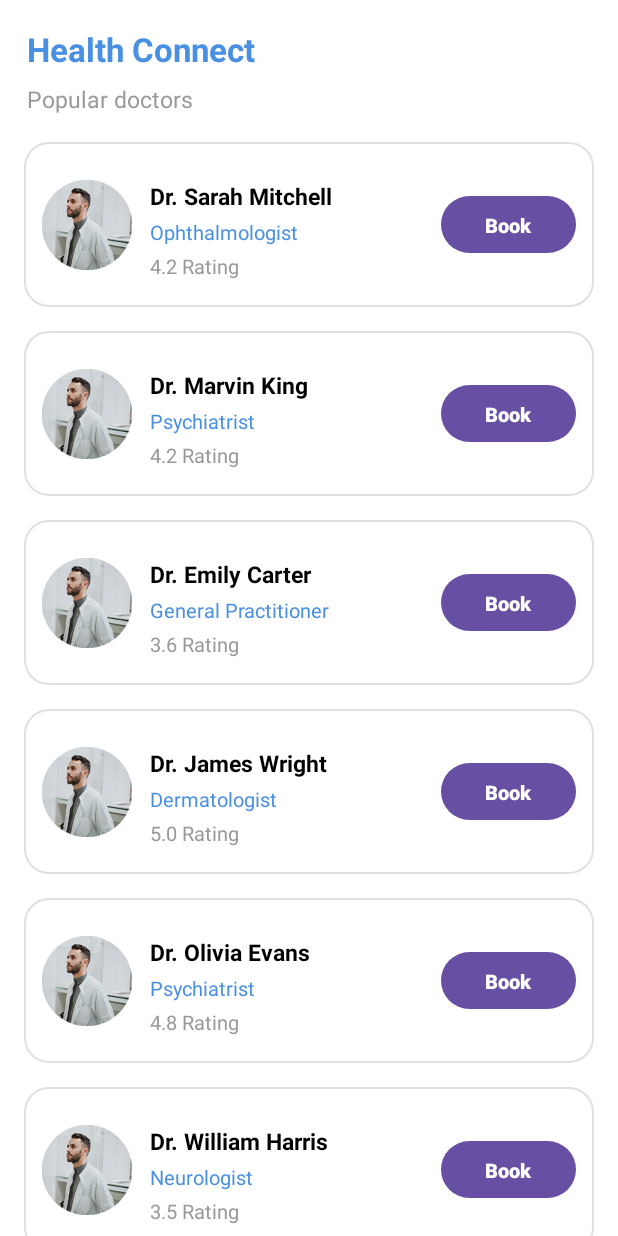
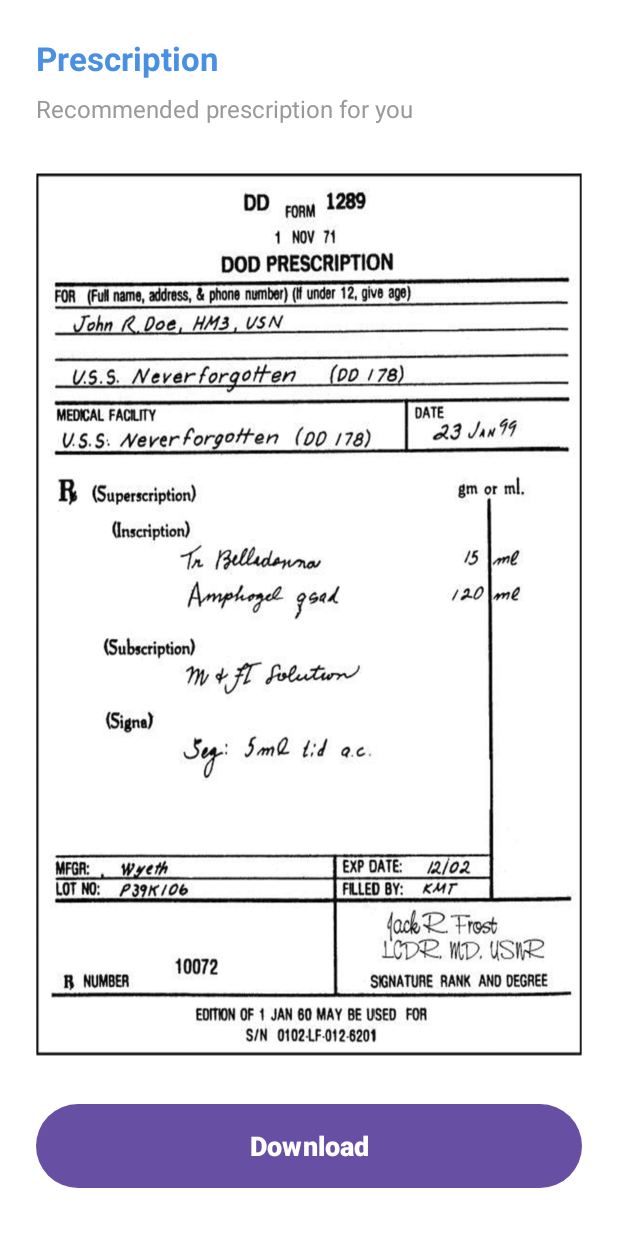
Before and after one commit to asmRakibulHasan/SmartHospitalManagementSystem, an Android app: the PatientFragment screen opened through its navigation route, after a tap on an icon or button, on a phone screen of 412 x 824 dp. Run offline under Robolectric (Android 15) with nearby library versions, the phone set to English and light mode, and no system bars.

Commit message:
- prescription screen implemented

```diff
--- a/app/src/main/java/com/example/smarthospitalmanagementsystem/PatientFragment.kt
+++ b/app/src/main/java/com/example/smarthospitalmanagementsystem/PatientFragment.kt
@@ -5,6 +5,7 @@ import androidx.fragment.app.Fragment
 import android.view.LayoutInflater
 import android.view.View
 import android.view.ViewGroup
+import androidx.navigation.fragment.findNavController
 import androidx.recyclerview.widget.LinearLayoutManager
 import com.example.smarthospitalmanagementsystem.adapter.Doctor
 import com.example.smarthospitalmanagementsystem.adapter.DoctorAdapter
@@ -51,7 +52,7 @@ class PatientFragment : Fragment() {
         )
 
         doctorAdapter = DoctorAdapter(doctors) { doctor ->
-            // Handle Book Now click
+            findNavController().navigate(R.id.action_patientFragment_to_prescriptionFragment)
         }
         binding.recyclerDoctors.adapter = doctorAdapter
         binding.recyclerDoctors.layoutManager = LinearLayoutManager(requireContext())
--- /dev/null
+++ b/app/src/main/java/com/example/smarthospitalmanagementsystem/PrescriptionFragment.kt
@@ -0,0 +1,24 @@
+package com.example.smarthospitalmanagementsystem
+
+import android.os.Bundle
+import androidx.fragment.app.Fragment
+import android.view.LayoutInflater
+import android.view.View
+import android.view.ViewGroup
+
+
+class PrescriptionFragment : Fragment() {
+
+    override fun onCreate(savedInstanceState: Bundle?) {
+        super.onCreate(savedInstanceState)
+    }
+
+    override fun onCreateView(
+        inflater: LayoutInflater, container: ViewGroup?,
+        savedInstanceState: Bundle?
+    ): View? {
+        // Inflate the layout for this fragment
+        return inflater.inflate(R.layout.fragment_prescription, container, false)
+    }
+
+}
--- /dev/null
+++ b/app/src/main/res/layout/fragment_prescription.xml
@@ -0,0 +1,73 @@
+<?xml version="1.0" encoding="utf-8"?>
+<androidx.constraintlayout.widget.ConstraintLayout
+    xmlns:android="http://schemas.android.com/apk/res/android"
+    xmlns:app="http://schemas.android.com/apk/res-auto"
+    xmlns:tools="http://schemas.android.com/tools"
+    android:layout_width="match_parent"
+    android:layout_height="match_parent"
+    android:background="@android:color/white"
+    tools:context=".PrescriptionFragment">
+
+    <!-- Page Title -->
+    <TextView
+        android:id="@+id/tv_title"
+        android:layout_width="wrap_content"
+        android:layout_height="wrap_content"
+        android:text="Prescription"
+        android:textColor="@color/label_color"
+        android:textSize="22sp"
+        android:textStyle="bold"
+        app:layout_constraintTop_toTopOf="parent"
+        app:layout_constraintStart_toStartOf="parent"
+        android:layout_marginTop="24dp"
+        android:layout_marginStart="24dp" />
+
+    <!-- Subtitle -->
+    <TextView
+        android:id="@+id/tv_subtitle"
+        android:layout_width="wrap_content"
+        android:layout_height="wrap_content"
+        android:text="Recommended prescription for you"
+        android:textColor="@color/hint_color"
+        android:textSize="16sp"
+        app:layout_constraintStart_toStartOf="parent"
+        app:layout_constraintTop_toBottomOf="@id/tv_title"
+        android:layout_marginStart="24dp"
+        android:layout_marginTop="8dp" />
+
+    <!-- Prescription Image -->
+    <ImageView
+        android:id="@+id/iv_prescription"
+        android:layout_width="0dp"
+        android:layout_height="0dp"
+        android:layout_marginStart="24dp"
+        android:layout_marginEnd="24dp"
+        android:layout_marginTop="32dp"
+        android:layout_marginBottom="32dp"
+        android:scaleType="centerCrop"
+        android:background="@drawable/prescription_background"
+        android:contentDescription="Prescription Image"
+        app:layout_constraintTop_toBottomOf="@id/tv_subtitle"
+        app:layout_constraintStart_toStartOf="parent"
+        app:layout_constraintEnd_toEndOf="parent"
+        app:layout_constraintBottom_toTopOf="@id/btn_download" />
+
+    <!-- Download Button -->
+    <Button
+        android:id="@+id/btn_download"
+        android:layout_width="0dp"
+        android:layout_height="56dp"
+        android:layout_marginStart="24dp"
+        android:layout_marginEnd="24dp"
+        android:layout_marginBottom="32dp"
+        android:text="Download"
+        android:textColor="@android:color/white"
+        android:textSize="18sp"
+        android:textStyle="bold"
+        android:background="@drawable/button_primary"
+        android:elevation="4dp"
+        app:layout_constraintBottom_toBottomOf="parent"
+        app:layout_constraintStart_toStartOf="parent"
+        app:layout_constraintEnd_toEndOf="parent" />
+
+</androidx.constraintlayout.widget.ConstraintLayout>
--- a/app/src/main/res/navigation/my_nav.xml
+++ b/app/src/main/res/navigation/my_nav.xml
@@ -42,10 +42,19 @@
         android:id="@+id/patientFragment"
         android:name="com.example.smarthospitalmanagementsystem.PatientFragment"
         android:label="fragment_patient"
-        tools:layout="@layout/fragment_patient" />
+        tools:layout="@layout/fragment_patient" >
+        <action
+            android:id="@+id/action_patientFragment_to_prescriptionFragment"
+            app:destination="@id/prescriptionFragment" />
+    </fragment>
     <fragment
         android:id="@+id/doctorFragment"
         android:name="com.example.smarthospitalmanagementsystem.DoctorFragment"
         android:label="fragment_doctor"
         tools:layout="@layout/fragment_doctor" />
+    <fragment
+        android:id="@+id/prescriptionFragment"
+        android:name="com.example.smarthospitalmanagementsystem.PrescriptionFragment"
+        android:label="fragment_prescription"
+        tools:layout="@layout/fragment_prescription" />
 </navigation>
```
Also changed, not shown: app/src/main/res/drawable/prescription_background.png (added).
